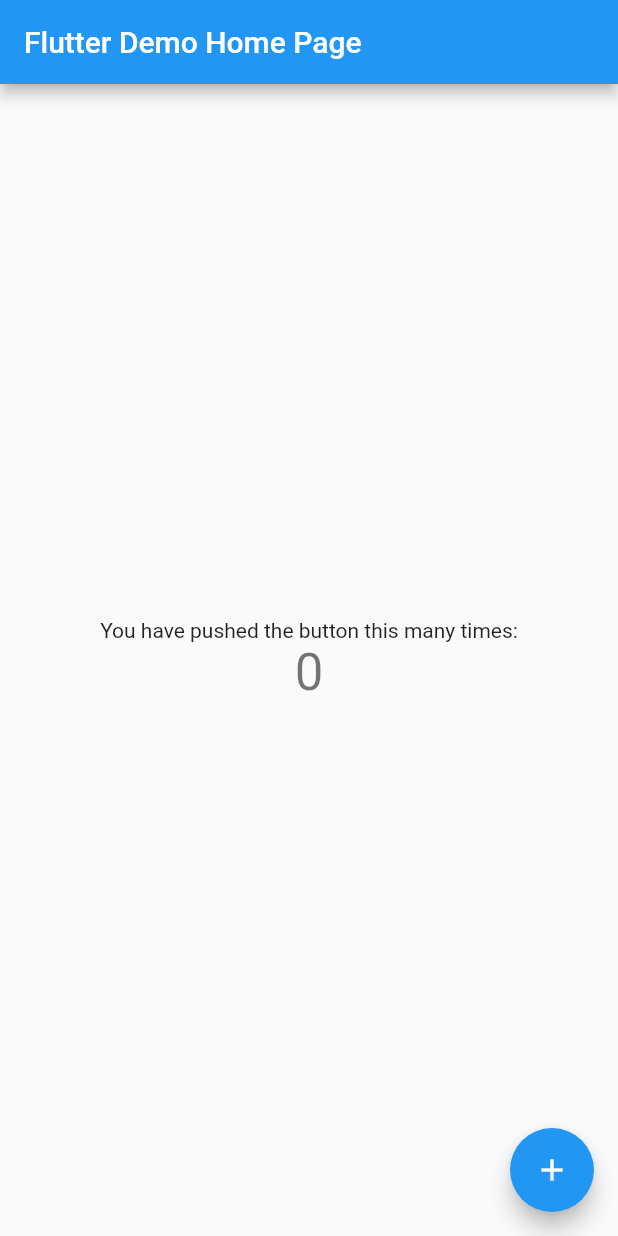
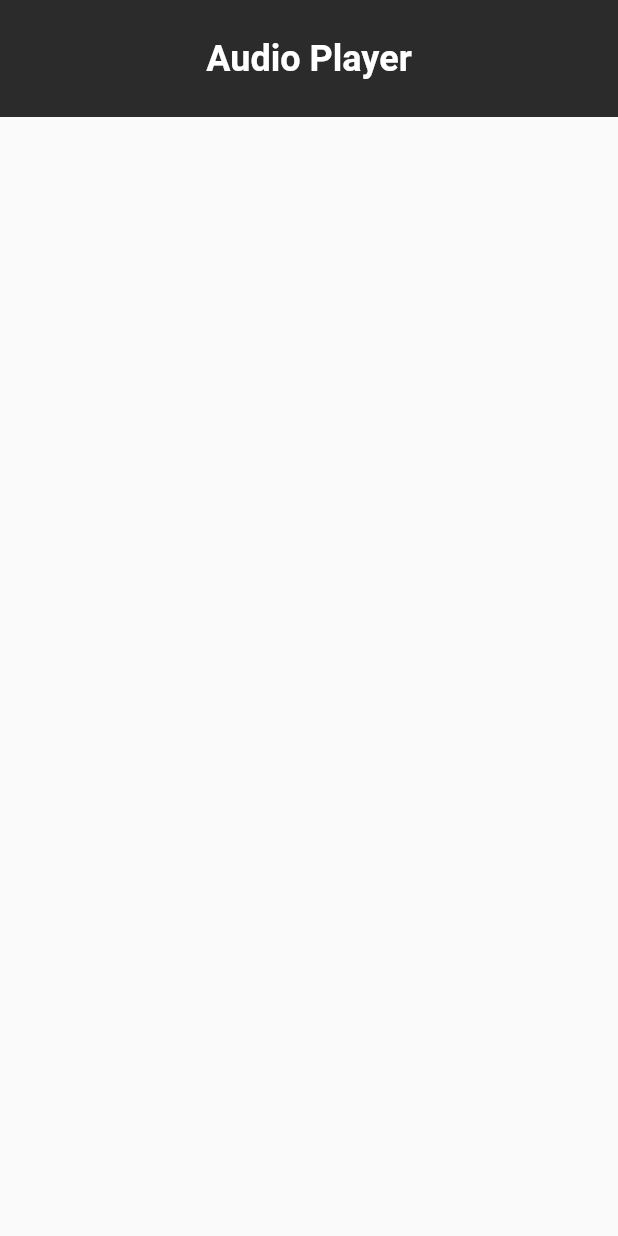
Before and after one commit to NafisHandoko/audio_player-flutter, a Flutter app: the screen it shows after launch, on a phone screen of 412 x 824 dp. Run offline on Flutter 3.47's test engine with Material 2 defaults, Android fonts, the phone set to English and light mode, and no system bars.

Commit message:
add title_appbar

```diff
--- /dev/null
+++ b/lib/components/navbar.dart
@@ -0,0 +1,15 @@
+import 'package:flutter/material.dart';
+
+class NavBar extends StatefulWidget {
+  const NavBar({Key? key}) : super(key: key);
+
+  @override
+  State<NavBar> createState() => _NavBarState();
+}
+
+class _NavBarState extends State<NavBar> {
+  @override
+  Widget build(BuildContext context) {
+    return Container();
+  }
+}
--- /dev/null
+++ b/lib/components/title_appbar.dart
@@ -0,0 +1,28 @@
+import 'package:flutter/material.dart';
+import 'package:audio_player/global_styles.dart';
+
+class TitleAppBar extends StatelessWidget {
+  const TitleAppBar({Key? key}) : super(key: key);
+
+  @override
+  Widget build(BuildContext context) {
+    return SafeArea(
+      child: Container(
+        padding: const EdgeInsets.symmetric(vertical: 25),
+        color: color1,
+        child: Row(
+          mainAxisAlignment: MainAxisAlignment.center,
+          children: [
+            Text(
+              'Audio Player',
+              style: TextStyle(
+                  fontSize: 24,
+                  fontWeight: FontWeight.w700,
+                  color: Colors.white),
+            )
+          ],
+        ),
+      ),
+    );
+  }
+}
--- /dev/null
+++ b/lib/global_styles.dart
@@ -0,0 +1,10 @@
+import 'package:flutter/material.dart';
+
+Color color1 = const Color.fromRGBO(43, 43, 43, 1);
+Color color2 = const Color.fromRGBO(109, 40, 197, 1);
+
+BoxShadow boxshadow1 = BoxShadow(
+    offset: const Offset(0, 0),
+    blurRadius: 50,
+    spreadRadius: 0,
+    color: color2.withOpacity(0.5));
--- a/lib/main.dart
+++ b/lib/main.dart
@@ -1,3 +1,5 @@
+import 'package:audio_player/components/navbar.dart';
+import 'package:audio_player/components/title_appbar.dart';
 import 'package:flutter/material.dart';
 
 void main() {
@@ -24,92 +26,20 @@
         // is not restarted.
         primarySwatch: Colors.blue,
       ),
-      home: const MyHomePage(title: 'Flutter Demo Home Page'),
+      home: const MainApp(),
     );
   }
 }
 
-class MyHomePage extends StatefulWidget {
-  const MyHomePage({Key? key, required this.title}) : super(key: key);
-
-  // This widget is the home page of your application. It is stateful, meaning
-  // that it has a State object (defined below) that contains fields that affect
-  // how it looks.
-
-  // This class is the configuration for the state. It holds the values (in this
-  // case the title) provided by the parent (in this case the App widget) and
-  // used by the build method of the State. Fields in a Widget subclass are
-  // always marked "final".
-
-  final String title;
-
-  @override
-  State<MyHomePage> createState() => _MyHomePageState();
-}
-
-class _MyHomePageState extends State<MyHomePage> {
-  int _counter = 0;
-
-  void _incrementCounter() {
-    setState(() {
-      // This call to setState tells the Flutter framework that something has
-      // changed in this State, which causes it to rerun the build method below
-      // so that the display can reflect the updated values. If we changed
-      // _counter without calling setState(), then the build method would not be
-      // called again, and so nothing would appear to happen.
-      _counter++;
-    });
-  }
+class MainApp extends StatelessWidget {
+  const MainApp({Key? key}) : super(key: key);
 
   @override
   Widget build(BuildContext context) {
-    // This method is rerun every time setState is called, for instance as done
-    // by the _incrementCounter method above.
-    //
-    // The Flutter framework has been optimized to make rerunning build methods
-    // fast, so that you can just rebuild anything that needs updating rather
-    // than having to individually change instances of widgets.
     return Scaffold(
-      appBar: AppBar(
-        // Here we take the value from the MyHomePage object that was created by
-        // the App.build method, and use it to set our appbar title.
-        title: Text(widget.title),
-      ),
-      body: Center(
-        // Center is a layout widget. It takes a single child and positions it
-        // in the middle of the parent.
-        child: Column(
-          // Column is also a layout widget. It takes a list of children and
-          // arranges them vertically. By default, it sizes itself to fit its
-          // children horizontally, and tries to be as tall as its parent.
-          //
-          // Invoke "debug painting" (press "p" in the console, choose the
-          // "Toggle Debug Paint" action from the Flutter Inspector in Android
-          // Studio, or the "Toggle Debug Paint" command in Visual Studio Code)
-          // to see the wireframe for each widget.
-          //
-          // Column has various properties to control how it sizes itself and
-          // how it positions its children. Here we use mainAxisAlignment to
-          // center the children vertically; the main axis here is the vertical
-          // axis because Columns are vertical (the cross axis would be
-          // horizontal).
-          mainAxisAlignment: MainAxisAlignment.center,
-          children: <Widget>[
-            const Text(
-              'You have pushed the button this many times:',
-            ),
-            Text(
-              '$_counter',
-              style: Theme.of(context).textTheme.headline4,
-            ),
-          ],
-        ),
-      ),
-      floatingActionButton: FloatingActionButton(
-        onPressed: _incrementCounter,
-        tooltip: 'Increment',
-        child: const Icon(Icons.add),
-      ), // This trailing comma makes auto-formatting nicer for build methods.
+      appBar: const PreferredSize(
+          preferredSize: Size.fromHeight(100), child: TitleAppBar()),
+      bottomNavigationBar: NavBar(),
     );
   }
 }
--- a/pubspec.yaml
+++ b/pubspec.yaml
@@ -34,6 +34,7 @@
   # The following adds the Cupertino Icons font to your application.
   # Use with the CupertinoIcons class for iOS style icons.
   cupertino_icons: ^1.0.2
+  audioplayers: ^0.20.1
 
 dev_dependencies:
   flutter_test:
```
Also changed, not shown: lib/screens/player.dart (added), lib/screens/story.dart (added), pubspec.lock.
